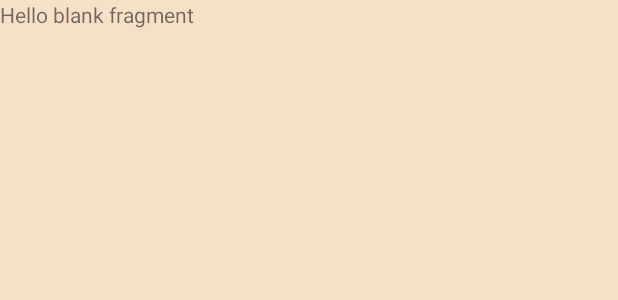
After one commit to AlexanderPokidin/Kava, an Android app: the layout fragment_kava.xml on its own in the app's theme, with its tools: preview values and no code run, on a phone screen of 412 x 824 dp. The commit adds this screen. Shown: the top 300 px of the screen. Run offline under Robolectric (Android 15) with nearby library versions, the phone set to English and light mode, and no system bars.

```diff
--- a/app/src/main/java/com/pokidin/a/kava/MainActivity.java
+++ b/app/src/main/java/com/pokidin/a/kava/MainActivity.java
@@ -12,15 +12,15 @@ public class MainActivity extends AppCompatActivity {
         super.onCreate(savedInstanceState);
         setContentView(R.layout.activity_main);
 
-        if (savedInstanceState ==  null){
+        if (savedInstanceState == null) {
             FragmentManager fragmentManager = getSupportFragmentManager();
             fragmentManager.beginTransaction()
-                    .add(R.id.fr_container, getFragment())
+                    .add(R.id.fr_container, TopLevelFragment.newInstance())
                     .commit();
         }
     }
 
-    private Fragment getFragment(){
+    private Fragment getFragment() {
         return TopLevelFragment.newInstance();
     }
 }
--- a/app/src/main/java/com/pokidin/a/kava/TopLevelFragment.java
+++ b/app/src/main/java/com/pokidin/a/kava/TopLevelFragment.java
@@ -34,7 +34,7 @@ public class TopLevelFragment extends Fragment {
 
                 FragmentManager fragmentManager = getChildFragmentManager();
                 fragmentManager.beginTransaction()
-                        .add(R.id.fr_container, getFragment())
+                        .replace(R.id.fr_container, KavaFragment.newInstance())
                         .addToBackStack(RecyclerViewFragment.class.getSimpleName())
                         .commit();
                 Log.i(TAG, "RecyclerViewFragment started");
@@ -45,8 +45,8 @@ public class TopLevelFragment extends Fragment {
         return view;
     }
 
-    private RecyclerViewFragment getFragment(){
-        return RecyclerViewFragment.newInstance();
+    private KavaFragment getFragment(){
+        return KavaFragment.newInstance();
     }
 
 
--- /dev/null
+++ b/app/src/main/res/layout/fragment_kava.xml
@@ -0,0 +1,15 @@
+<?xml version="1.0" encoding="utf-8"?>
+<android.support.constraint.ConstraintLayout xmlns:android="http://schemas.android.com/apk/res/android"
+    xmlns:tools="http://schemas.android.com/tools"
+    android:layout_width="match_parent"
+    android:layout_height="match_parent"
+    android:background="@color/backgroundColor"
+    tools:context=".KavaFragment">
+
+    <!-- TODO: Update blank fragment layout -->
+    <TextView
+        android:layout_width="match_parent"
+        android:layout_height="match_parent"
+        android:text="@string/hello_blank_fragment" />
+
+</android.support.constraint.ConstraintLayout>
```
Also changed, not shown: app/src/main/java/com/pokidin/a/kava/KavaFragment.java (added, +38 -0 lines).
